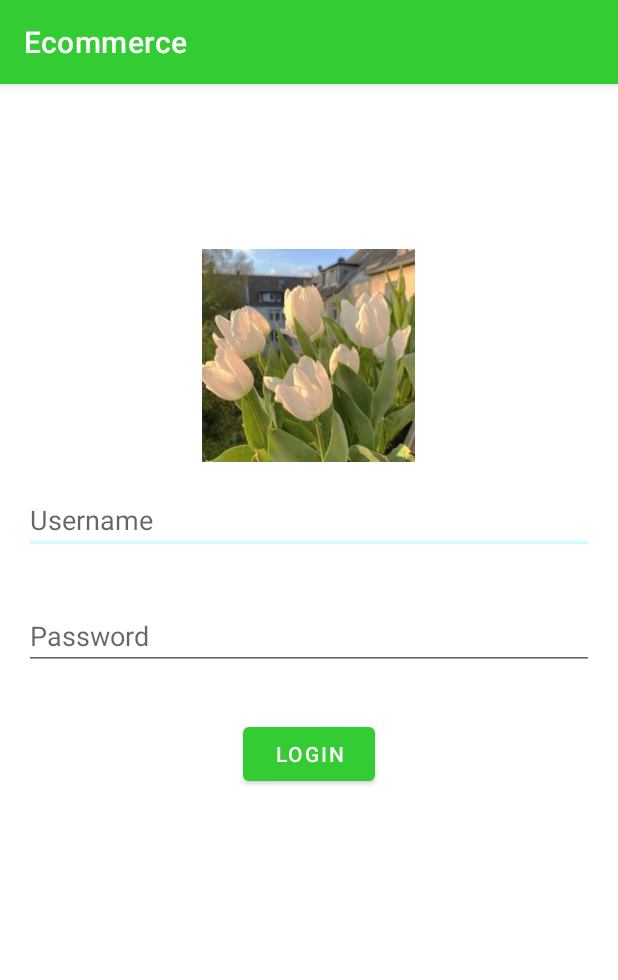
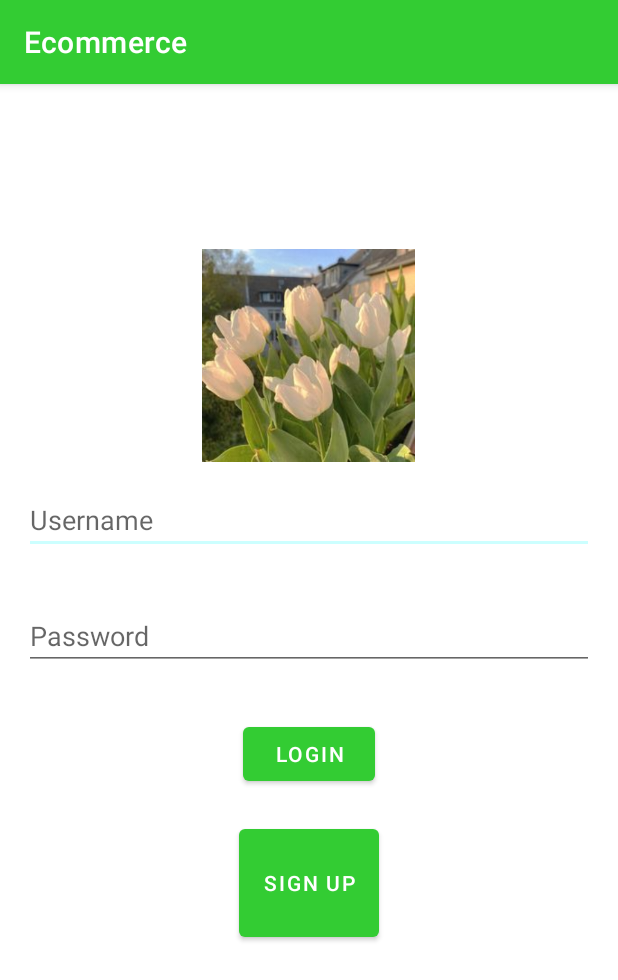
Before and after one commit to mkamar17/ecommerce_app, an Android app: the screen it shows after launch (LoginActivity), on a phone screen of 412 x 824 dp. Shown: the top 980 px of the screen. Run offline under Robolectric (Android 15) with nearby library versions, the phone set to English and light mode, and no system bars.

Commit message:
working on sign up activity and new data storage system

```diff
--- a/app/src/main/AndroidManifest.xml
+++ b/app/src/main/AndroidManifest.xml
@@ -1,6 +1,8 @@
 <?xml version="1.0" encoding="utf-8"?>
 <manifest xmlns:android="http://schemas.android.com/apk/res/android"
     package="com.maryam.ecommerce">
+
+    <uses-permission android:name="android.permission.READ_EXTERNAL_STORAGE" />
 
     <application
         android:allowBackup="true"
--- a/app/src/main/java/com/maryam/ecommerce/LoginActivity.java
+++ b/app/src/main/java/com/maryam/ecommerce/LoginActivity.java
@@ -16,6 +16,7 @@ public class LoginActivity extends AppCompatActivity {
     private EditText usernameEditText;
     private EditText passwordEditText;
     private Button loginButton;
+    private Button signupButton;
 
     @Override
     protected void onCreate(Bundle savedInstanceState) {
@@ -25,6 +26,7 @@ public class LoginActivity extends AppCompatActivity {
         usernameEditText = findViewById(R.id.usernameEditText);
         passwordEditText = findViewById(R.id.passwordEditText);
         loginButton = findViewById(R.id.loginButton);
+        signupButton = findViewById(R.id.signupButton);
 
         loginButton.setOnClickListener(new View.OnClickListener() {
             @Override
@@ -48,5 +50,14 @@ public class LoginActivity extends AppCompatActivity {
                 }
             }
         });
+
+        signupButton.setOnClickListener(new View.OnClickListener() {
+            @Override
+            public void onClick(View v) {
+                Intent intent = new Intent(LoginActivity.this, SignupActivity.class);
+                startActivity(intent);
+                finish(); // Close the LoginActivity
+            }
+        });
     }
 }
--- a/app/src/main/res/layout/activity_login.xml
+++ b/app/src/main/res/layout/activity_login.xml
@@ -37,9 +37,20 @@
         android:id="@+id/loginButton"
         android:layout_width="wrap_content"
         android:layout_height="wrap_content"
-        android:text="Login"
         android:layout_below="@id/passwordEditText"
         android:layout_centerHorizontal="true"
-        android:layout_marginTop="16dp"/>
+        android:layout_marginTop="16dp"
+        android:text="Login" />
+
+    <Button
+        android:id="@+id/signupButton"
+        android:layout_width="wrap_content"
+        android:layout_height="wrap_content"
+        android:layout_below="@+id/loginButton"
+        android:layout_alignParentBottom="true"
+        android:layout_centerHorizontal="true"
+        android:layout_marginTop="20dp"
+        android:layout_marginBottom="193dp"
+        android:text="Sign up" />
 
 </RelativeLayout>
```
Also changed, not shown: app/src/main/java/com/maryam/ecommerce/DBHandler.java (added, +93 -0 lines), app/src/main/java/com/maryam/ecommerce/SignupActivity.java (added, +68 -0 lines), app/src/main/res/layout/activity_signup.xml (added, +62 -0 lines).
